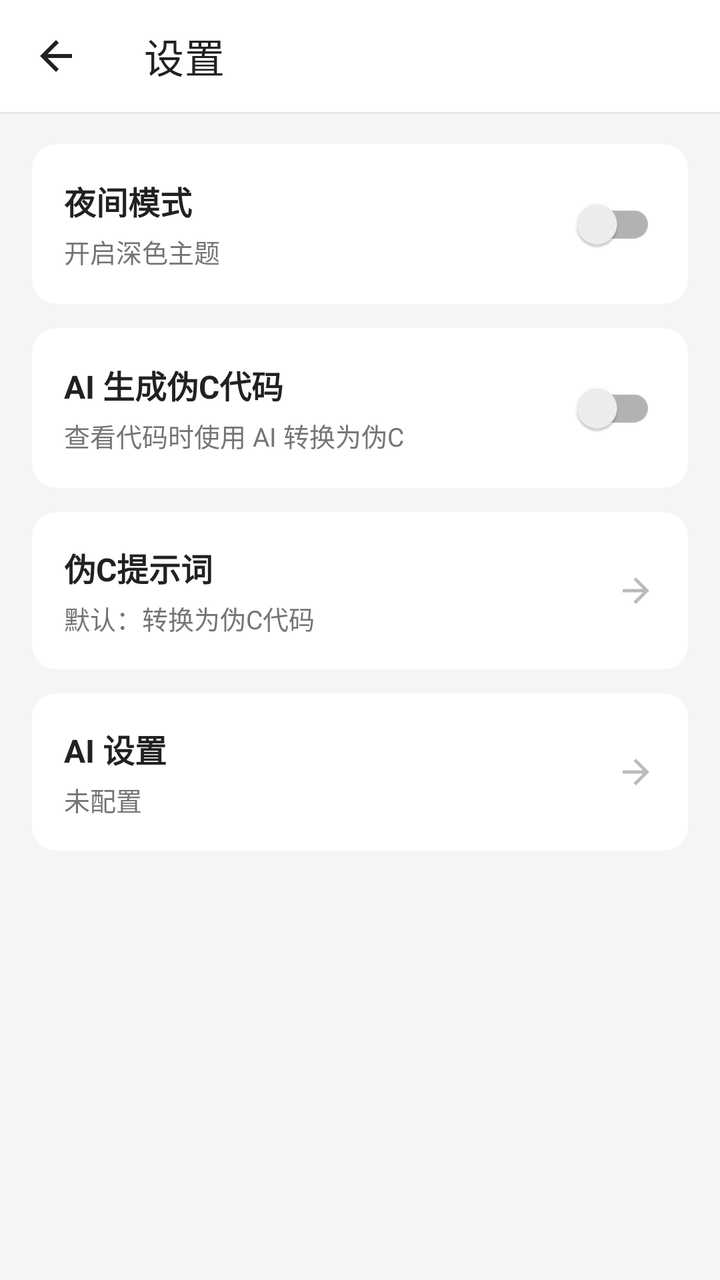
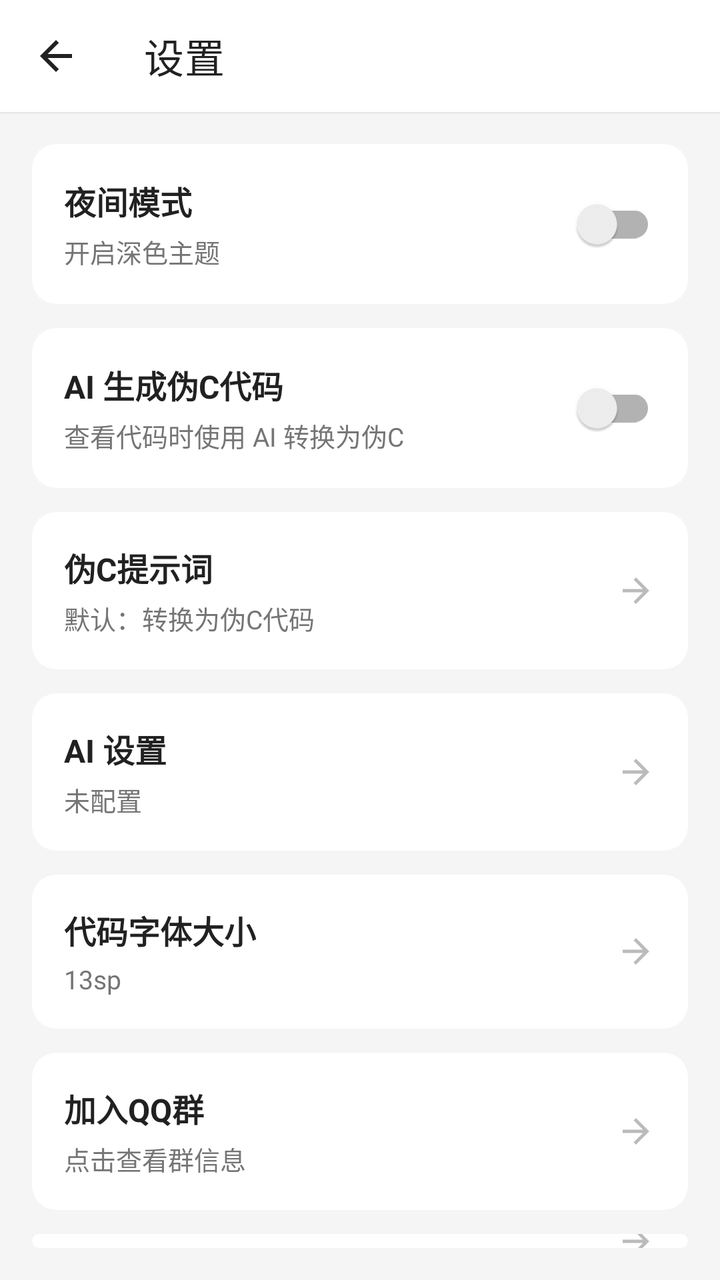

The first picture is an Android layout as it rendered before a commit; the second is the same layout after the commit. The layout source and the unified diff follow.
<!-- AndroidManifest.xml: application theme Theme.Native -->
<!-- res/layout/activity_settings.xml -->
<?xml version="1.0" encoding="utf-8"?>
<LinearLayout xmlns:android="http://schemas.android.com/apk/res/android"
    xmlns:app="http://schemas.android.com/apk/res-auto"
    android:layout_width="match_parent"
    android:layout_height="match_parent"
    android:orientation="vertical"
    android:background="@color/bg_dark"
    android:fitsSystemWindows="true">

    
    <com.google.android.material.appbar.MaterialToolbar
        android:id="@+id/toolbar"
        android:layout_width="match_parent"
        android:layout_height="?attr/actionBarSize"
        android:background="@color/toolbar_bg"
        app:title="设置"
        app:titleTextColor="@color/text_primary"
        app:subtitleTextColor="@color/text_secondary"
        app:navigationIcon="@drawable/ic_back"
        app:navigationIconTint="@color/text_primary"
        android:elevation="1dp" />

    
    <LinearLayout
        android:layout_width="match_parent"
        android:layout_height="wrap_content"
        android:orientation="vertical"
        android:padding="16dp">

        
        <androidx.cardview.widget.CardView
            android:layout_width="match_parent"
            android:layout_height="wrap_content"
            app:cardBackgroundColor="@color/bg_card"
            app:cardCornerRadius="12dp"
            app:cardElevation="0dp">

            <LinearLayout
                android:layout_width="match_parent"
                android:layout_height="wrap_content"
                android:orientation="horizontal"
                android:gravity="center_vertical"
                android:padding="16dp">

                <LinearLayout
                    android:layout_width="0dp"
                    android:layout_height="wrap_content"
                    android:layout_weight="1"
                    android:orientation="vertical">

                    <TextView
                        android:layout_width="wrap_content"
                        android:layout_height="wrap_content"
                        android:text="夜间模式"
                        android:textColor="@color/text_primary"
                        android:textSize="16sp"
                        android:textStyle="bold" />

                    <TextView
                        android:layout_width="wrap_content"
                        android:layout_height="wrap_content"
                        android:layout_marginTop="4dp"
                        android:text="开启深色主题"
                        android:textColor="@color/text_secondary"
                        android:textSize="13sp" />

                </LinearLayout>

                <androidx.appcompat.widget.SwitchCompat
                    android:id="@+id/switch_theme"
                    android:layout_width="wrap_content"
                    android:layout_height="wrap_content"
                    android:thumbTint="@color/accent"
                    android:trackTint="@color/accent" />

            </LinearLayout>

        </androidx.cardview.widget.CardView>

        <androidx.cardview.widget.CardView
            android:layout_width="match_parent"
            android:layout_height="wrap_content"
            android:layout_marginTop="12dp"
            app:cardBackgroundColor="@color/bg_card"
            app:cardCornerRadius="12dp"
            app:cardElevation="0dp">

            <LinearLayout
                android:layout_width="match_parent"
                android:layout_height="wrap_content"
                android:orientation="horizontal"
                android:gravity="center_vertical"
                android:padding="16dp">

                <LinearLayout
                    android:layout_width="0dp"
                    android:layout_height="wrap_content"
                    android:layout_weight="1"
                    android:orientation="vertical">

                    <TextView
                        android:layout_width="wrap_content"
                        android:layout_height="wrap_content"
                        android:text="AI 生成伪C代码"
                        android:textColor="@color/text_primary"
                        android:textSize="16sp"
                        android:textStyle="bold" />

                    <TextView
                        android:layout_width="wrap_content"
                        android:layout_height="wrap_content"
                        android:layout_marginTop="4dp"
                        android:text="查看代码时使用 AI 转换为伪C"
                        android:textColor="@color/text_secondary"
                        android:textSize="13sp" />

                </LinearLayout>

                <androidx.appcompat.widget.SwitchCompat
                    android:id="@+id/switch_ai_pseudoc"
                    android:layout_width="wrap_content"
                    android:layout_height="wrap_content"
                    android:thumbTint="@color/accent"
                    android:trackTint="@color/accent" />

            </LinearLayout>

        </androidx.cardview.widget.CardView>

        
        <androidx.cardview.widget.CardView
            android:id="@+id/card_pseudoc_prompt"
            android:layout_width="match_parent"
            android:layout_height="wrap_content"
            android:layout_marginTop="12dp"
            android:clickable="true"
            android:focusable="true"
            android:foreground="?attr/selectableItemBackground"
            app:cardBackgroundColor="@color/bg_card"
            app:cardCornerRadius="12dp"
            app:cardElevation="0dp">

            <LinearLayout
                android:layout_width="match_parent"
                android:layout_height="wrap_content"
                android:orientation="horizontal"
                android:gravity="center_vertical"
                android:padding="16dp">

                <LinearLayout
                    android:layout_width="0dp"
                    android:layout_height="wrap_content"
                    android:layout_weight="1"
                    android:orientation="vertical">

                    <TextView
                        android:layout_width="wrap_content"
                        android:layout_height="wrap_content"
                        android:text="伪C提示词"
                        android:textColor="@color/text_primary"
                        android:textSize="16sp"
                        android:textStyle="bold" />

                    <TextView
                        android:id="@+id/tv_pseudoc_prompt_preview"
                        android:layout_width="wrap_content"
                        android:layout_height="wrap_content"
                        android:layout_marginTop="4dp"
                        android:text="默认：转换为伪C代码"
                        android:textColor="@color/text_secondary"
                        android:textSize="13sp"
                        android:maxLines="1"
                        android:ellipsize="end" />

                </LinearLayout>

                <ImageView
                    android:layout_width="20dp"
                    android:layout_height="20dp"
                    android:src="@drawable/ic_back"
                    android:rotation="180"
                    android:tint="@color/text_secondary"
                    android:alpha="0.5" />

            </LinearLayout>

        </androidx.cardview.widget.CardView>

        
        <androidx.cardview.widget.CardView
            android:id="@+id/card_ai_settings"
            android:layout_width="match_parent"
            android:layout_height="wrap_content"
            android:layout_marginTop="12dp"
            android:clickable="true"
            android:focusable="true"
            android:foreground="?attr/selectableItemBackground"
            app:cardBackgroundColor="@color/bg_card"
            app:cardCornerRadius="12dp"
            app:cardElevation="0dp">

            <LinearLayout
                android:layout_width="match_parent"
                android:layout_height="wrap_content"
                android:orientation="horizontal"
                android:gravity="center_vertical"
                android:padding="16dp">

                <LinearLayout
                    android:layout_width="0dp"
                    android:layout_height="wrap_content"
                    android:layout_weight="1"
                    android:orientation="vertical">

                    <TextView
                        android:layout_width="wrap_content"
                        android:layout_height="wrap_content"
                        android:text="AI 设置"
                        android:textColor="@color/text_primary"
                        android:textSize="16sp"
                        android:textStyle="bold" />

                    <TextView
                        android:id="@+id/tv_ai_status"
                        android:layout_width="wrap_content"
                        android:layout_height="wrap_content"
                        android:layout_marginTop="4dp"
                        android:text="未配置"
                        android:textColor="@color/text_secondary"
                        android:textSize="13sp" />

                </LinearLayout>

                <ImageView
                    android:layout_width="20dp"
                    android:layout_height="20dp"
                    android:src="@drawable/ic_back"
                    android:rotation="180"
                    android:tint="@color/text_secondary"
                    android:alpha="0.5" />

            </LinearLayout>

        </androidx.cardview.widget.CardView>

    </LinearLayout>

</LinearLayout>
<!-- resources referenced by this layout -->
<resources>
  <color name="accent">#FF009688</color>
  <color name="bg_card">#FFFFFFFF</color>
  <color name="bg_dark">#FFF5F5F5</color>
  <color name="text_primary">#FF212121</color>
  <color name="text_secondary">#FF757575</color>
  <color name="toolbar_bg">#FFFFFFFF</color>
  <!-- drawable ic_back (drawable) -->
  <?xml version="1.0" encoding="utf-8"?>
  <vector xmlns:android="http://schemas.android.com/apk/res/android"
      android:width="24dp"
      android:height="24dp"
      android:viewportWidth="24"
      android:viewportHeight="24"
      android:tint="@color/text_primary">
      <path
          android:fillColor="@android:color/white"
          android:pathData="M20,11H7.83l5.59,-5.59L12,4l-8,8 8,8 1.41,-1.41L7.83,13H20v-2z"/>
  </vector>
  <style name="Theme.Native" parent="Theme.MaterialComponents.DayNight.NoActionBar">
          <item name="colorPrimary">@color/accent</item>
          <item name="colorPrimaryVariant">@color/accent_variant</item>
          <item name="colorOnPrimary">@color/white</item>
          <item name="colorSecondary">@color/accent</item>
          <item name="colorSecondaryVariant">@color/accent_variant</item>
          <item name="colorOnSecondary">@color/white</item>
          
          <item name="colorSurface">@color/bg_card</item>
          <item name="colorOnSurface">@color/text_primary</item>
          <item name="colorSurfaceVariant">@color/bg_surface</item>
          <item name="colorOnSurfaceVariant">@color/text_secondary</item>
          
          <item name="android:statusBarColor">@color/toolbar_bg</item>
          <item name="android:navigationBarColor">@color/bg_dark</item>
          <item name="android:windowBackground">@color/bg_dark</item>
          <item name="android:windowLightStatusBar">true</item>
          
          <item name="android:fitsSystemWindows">true</item>
      </style>
  <color name="accent_variant">#FF00796B</color>
  <color name="white">#FFFFFFFF</color>
  <color name="bg_surface">#FFEEEEEE</color>
</resources>

<!-- the commit's change to res/layout/activity_settings.xml (unified diff, before → after) -->
@@ -243,6 +243,230 @@
 
         </androidx.cardview.widget.CardView>
 
+        <androidx.cardview.widget.CardView
+            android:id="@+id/card_code_font_size"
+            android:layout_width="match_parent"
+            android:layout_height="wrap_content"
+            android:layout_marginTop="12dp"
+            android:clickable="true"
+            android:focusable="true"
+            android:foreground="?attr/selectableItemBackground"
+            app:cardBackgroundColor="@color/bg_card"
+            app:cardCornerRadius="12dp"
+            app:cardElevation="0dp">
+
+            <LinearLayout
+                android:layout_width="match_parent"
+                android:layout_height="wrap_content"
+                android:orientation="horizontal"
+                android:gravity="center_vertical"
+                android:padding="16dp">
+
+                <LinearLayout
+                    android:layout_width="0dp"
+                    android:layout_height="wrap_content"
+                    android:layout_weight="1"
+                    android:orientation="vertical">
+
+                    <TextView
+                        android:layout_width="wrap_content"
+                        android:layout_height="wrap_content"
+                        android:text="代码字体大小"
+                        android:textColor="@color/text_primary"
+                        android:textSize="16sp"
+                        android:textStyle="bold" />
+
+                    <TextView
+                        android:id="@+id/tv_code_font_size"
+                        android:layout_width="wrap_content"
+                        android:layout_height="wrap_content"
+                        android:layout_marginTop="4dp"
+                        android:text="13sp"
+                        android:textColor="@color/text_secondary"
+                        android:textSize="13sp" />
+
+                </LinearLayout>
+
+                <ImageView
+                    android:layout_width="20dp"
+                    android:layout_height="20dp"
+                    android:src="@drawable/ic_back"
+                    android:rotation="180"
+                    android:tint="@color/text_secondary"
+                    android:alpha="0.5" />
+
+            </LinearLayout>
+
+        </androidx.cardview.widget.CardView>
+
+        <androidx.cardview.widget.CardView
+            android:id="@+id/card_qq_group"
+            android:layout_width="match_parent"
+            android:layout_height="wrap_content"
+            android:layout_marginTop="12dp"
+            android:clickable="true"
+            android:focusable="true"
+            android:foreground="?attr/selectableItemBackground"
+            app:cardBackgroundColor="@color/bg_card"
+            app:cardCornerRadius="12dp"
+            app:cardElevation="0dp">
+
+            <LinearLayout
+                android:layout_width="match_parent"
+                android:layout_height="wrap_content"
+                android:orientation="horizontal"
+                android:gravity="center_vertical"
+                android:padding="16dp">
+
+                <LinearLayout
+                    android:layout_width="0dp"
+                    android:layout_height="wrap_content"
+                    android:layout_weight="1"
+                    android:orientation="vertical">
+
+                    <TextView
+                        android:layout_width="wrap_content"
+                        android:layout_height="wrap_content"
+                        android:text="加入QQ群"
+                        android:textColor="@color/text_primary"
+                        android:textSize="16sp"
+                        android:textStyle="bold" />
+
+                    <TextView
+                        android:id="@+id/tv_qq_group_status"
+                        android:layout_width="wrap_content"
+                        android:layout_height="wrap_content"
+                        android:layout_marginTop="4dp"
+                        android:text="点击查看群信息"
+                        android:textColor="@color/text_secondary"
+                        android:textSize="13sp" />
+
+                </LinearLayout>
+
+                <ImageView
+                    android:layout_width="20dp"
+                    android:layout_height="20dp"
+                    android:src="@drawable/ic_back"
+                    android:rotation="180"
+                    android:tint="@color/text_secondary"
+                    android:alpha="0.5" />
+
+            </LinearLayout>
+
+        </androidx.cardview.widget.CardView>
+
+        <androidx.cardview.widget.CardView
+            android:id="@+id/card_check_update"
+            android:layout_width="match_parent"
+            android:layout_height="wrap_content"
+            android:layout_marginTop="12dp"
+            android:clickable="true"
+            android:focusable="true"
+            android:foreground="?attr/selectableItemBackground"
+            app:cardBackgroundColor="@color/bg_card"
+            app:cardCornerRadius="12dp"
+            app:cardElevation="0dp">
+
+            <LinearLayout
+                android:layout_width="match_parent"
+                android:layout_height="wrap_content"
+                android:orientation="horizontal"
+                android:gravity="center_vertical"
+                android:padding="16dp">
+
+                <LinearLayout
+                    android:layout_width="0dp"
+                    android:layout_height="wrap_content"
+                    android:layout_weight="1"
+                    android:orientation="vertical">
+
+                    <TextView
+                        android:layout_width="wrap_content"
+                        android:layout_height="wrap_content"
+                        android:text="检测更新"
+                        android:textColor="@color/text_primary"
+                        android:textSize="16sp"
+                        android:textStyle="bold" />
+
+                    <TextView
+                        android:id="@+id/tv_update_status"
+                        android:layout_width="wrap_content"
+                        android:layout_height="wrap_content"
+                        android:layout_marginTop="4dp"
+                        android:text="当前版本"
+                        android:textColor="@color/text_secondary"
+                        android:textSize="13sp" />
+
+                </LinearLayout>
+
+                <ImageView
+                    android:layout_width="20dp"
+                    android:layout_height="20dp"
+                    android:src="@drawable/ic_back"
+                    android:rotation="180"
+                    android:tint="@color/text_secondary"
+                    android:alpha="0.5" />
+
+            </LinearLayout>
+
+        </androidx.cardview.widget.CardView>
+
+        <androidx.cardview.widget.CardView
+            android:id="@+id/card_about"
+            android:layout_width="match_parent"
+            android:layout_height="wrap_content"
+            android:layout_marginTop="12dp"
+            android:clickable="true"
+            android:focusable="true"
+            android:foreground="?attr/selectableItemBackground"
+            app:cardBackgroundColor="@color/bg_card"
+            app:cardCornerRadius="12dp"
+            app:cardElevation="0dp">
+
+            <LinearLayout
+                android:layout_width="match_parent"
+                android:layout_height="wrap_content"
+                android:orientation="horizontal"
+                android:gravity="center_vertical"
+                android:padding="16dp">
+
+                <LinearLayout
+                    android:layout_width="0dp"
+                    android:layout_height="wrap_content"
+                    android:layout_weight="1"
+                    android:orientation="vertical">
+
+                    <TextView
+                        android:layout_width="wrap_content"
+                        android:layout_height="wrap_content"
+                        android:text="关于软件"
+                        android:textColor="@color/text_primary"
+                        android:textSize="16sp"
+                        android:textStyle="bold" />
+
+                    <TextView
+                        android:id="@+id/tv_about_summary"
+                        android:layout_width="wrap_content"
+                        android:layout_height="wrap_content"
+                        android:layout_marginTop="4dp"
+                        android:text="版本信息与功能简介"
+                        android:textColor="@color/text_secondary"
+                        android:textSize="13sp" />
+
+                </LinearLayout>
+
+                <ImageView
+                    android:layout_width="20dp"
+                    android:layout_height="20dp"
+                    android:src="@drawable/ic_back"
+                    android:rotation="180"
+                    android:tint="@color/text_secondary"
+                    android:alpha="0.5" />
+
+            </LinearLayout>
+
+        </androidx.cardview.widget.CardView>
+
     </LinearLayout>
 
 </LinearLayout>
